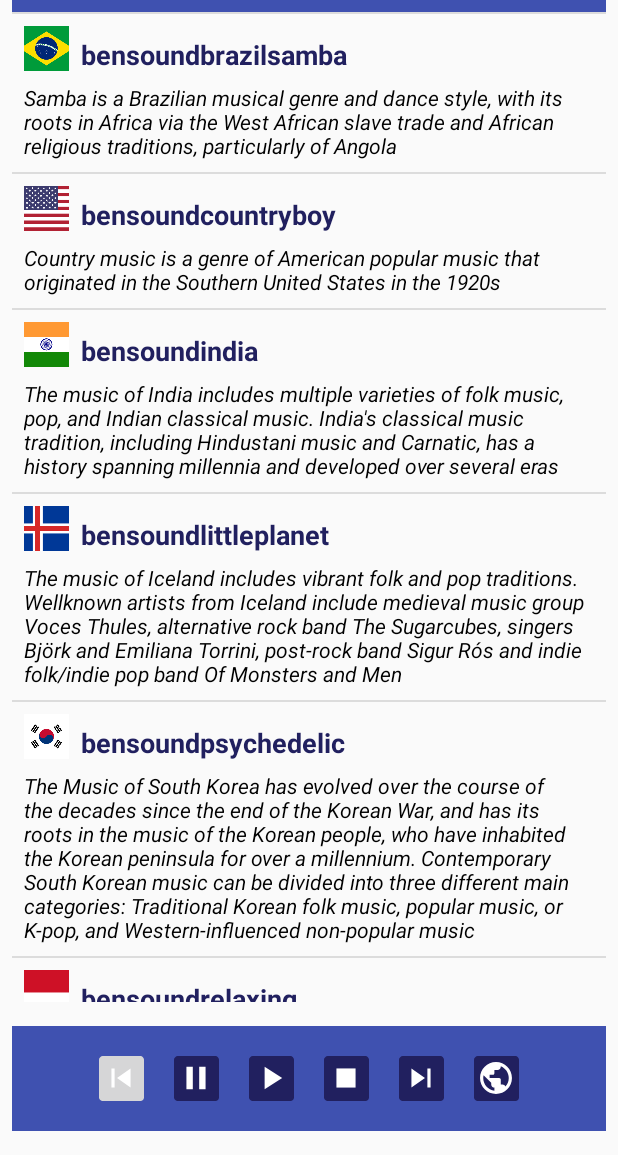
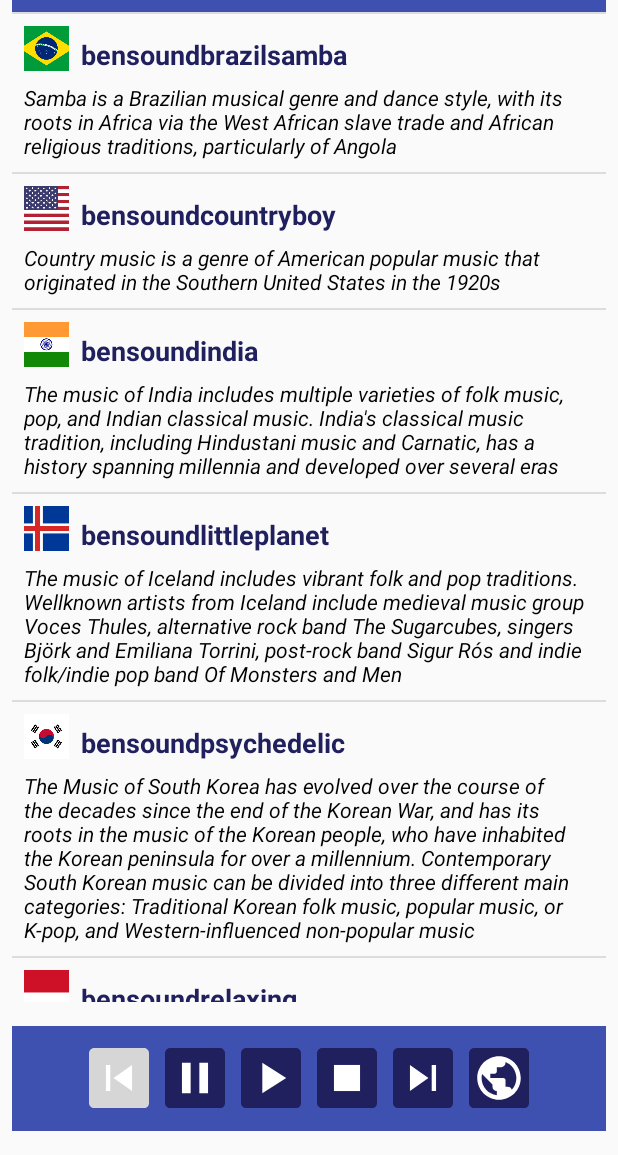
Before and after one commit to tuengominh/android-music-player, an Android app: the screen it shows after launch (MainPlayerActivity), on a phone screen of 412 x 824 dp, the part 81-1236 px from its top. Run offline under Robolectric (Android 15) with nearby library versions, the phone set to English and light mode, and no system bars.

Commit message:
Resize item

```diff
--- a/app/src/main/res/layout/activity_main_player.xml
+++ b/app/src/main/res/layout/activity_main_player.xml
@@ -53,49 +53,49 @@
         <Button
             android:id="@+id/activity_main_player__btn__prev"
             style="?android:attr/buttonBarButtonStyle"
-            android:layout_width="30dp"
-            android:layout_height="30dp"
-            android:layout_margin="10dp"
+            android:layout_width="40dp"
+            android:layout_height="40dp"
+            android:layout_margin="5dp"
             android:background="@mipmap/ic_prev" />
 
         <Button
             android:id="@+id/activity_main_player__btn__pause"
             style="?android:attr/buttonBarButtonStyle"
-            android:layout_width="30dp"
-            android:layout_height="30dp"
-            android:layout_margin="10dp"
+            android:layout_width="40dp"
+            android:layout_height="40dp"
+            android:layout_margin="5dp"
             android:background="@mipmap/ic_pause" />
 
         <Button
             android:id="@+id/activity_main_player__btn__play"
             style="?android:attr/buttonBarButtonStyle"
-            android:layout_width="30dp"
-            android:layout_height="30dp"
-            android:layout_margin="10dp"
+            android:layout_width="40dp"
+            android:layout_height="40dp"
+            android:layout_margin="5dp"
             android:background="@mipmap/ic_play" />
 
         <Button
             android:id="@+id/activity_main_player__btn__stop"
             style="?android:attr/buttonBarButtonStyle"
-            android:layout_width="30dp"
-            android:layout_height="30dp"
-            android:layout_margin="10dp"
+            android:layout_width="40dp"
+            android:layout_height="40dp"
+            android:layout_margin="5dp"
             android:background="@mipmap/ic_stop" />
 
         <Button
             android:id="@+id/activity_main_player__btn__next"
             style="?android:attr/buttonBarButtonStyle"
-            android:layout_width="30dp"
-            android:layout_height="30dp"
-            android:layout_margin="10dp"
+            android:layout_width="40dp"
+            android:layout_height="40dp"
+            android:layout_margin="5dp"
             android:background="@mipmap/ic_next" />
 
         <Button
             android:id="@+id/activity_main_player__btn__map"
             style="?android:attr/buttonBarButtonStyle"
-            android:layout_width="30dp"
-            android:layout_height="30dp"
-            android:layout_margin="10dp"
+            android:layout_width="40dp"
+            android:layout_height="40dp"
+            android:layout_margin="5dp"
             android:background="@mipmap/ic_map" />
     </LinearLayout>
 
```
